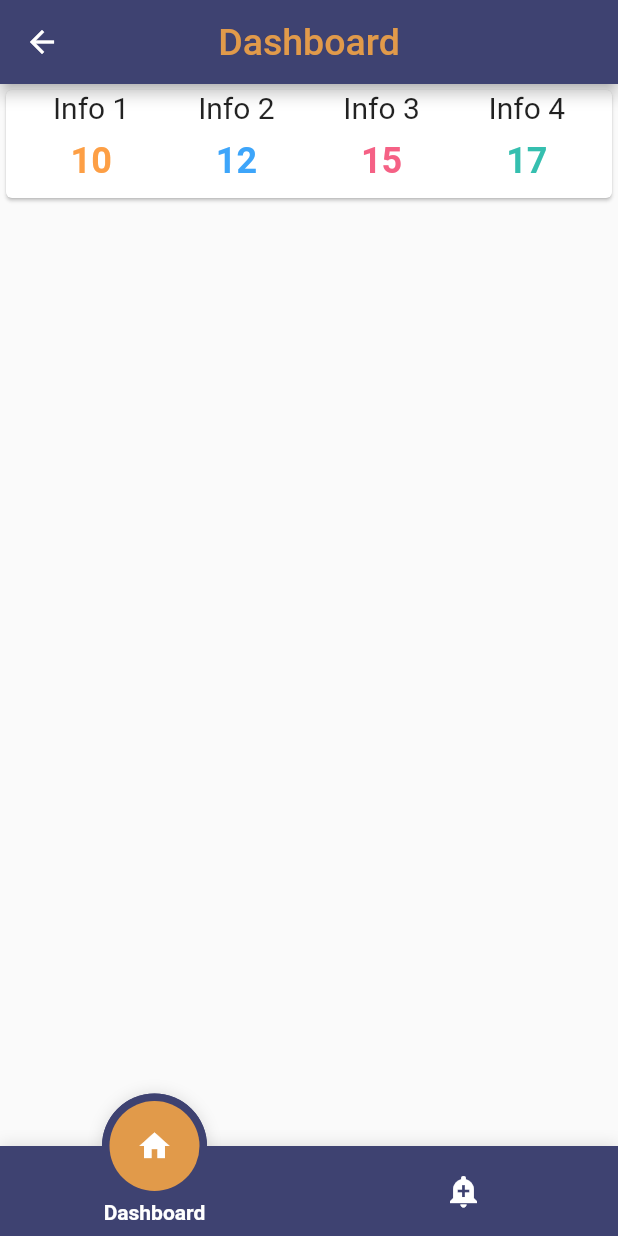
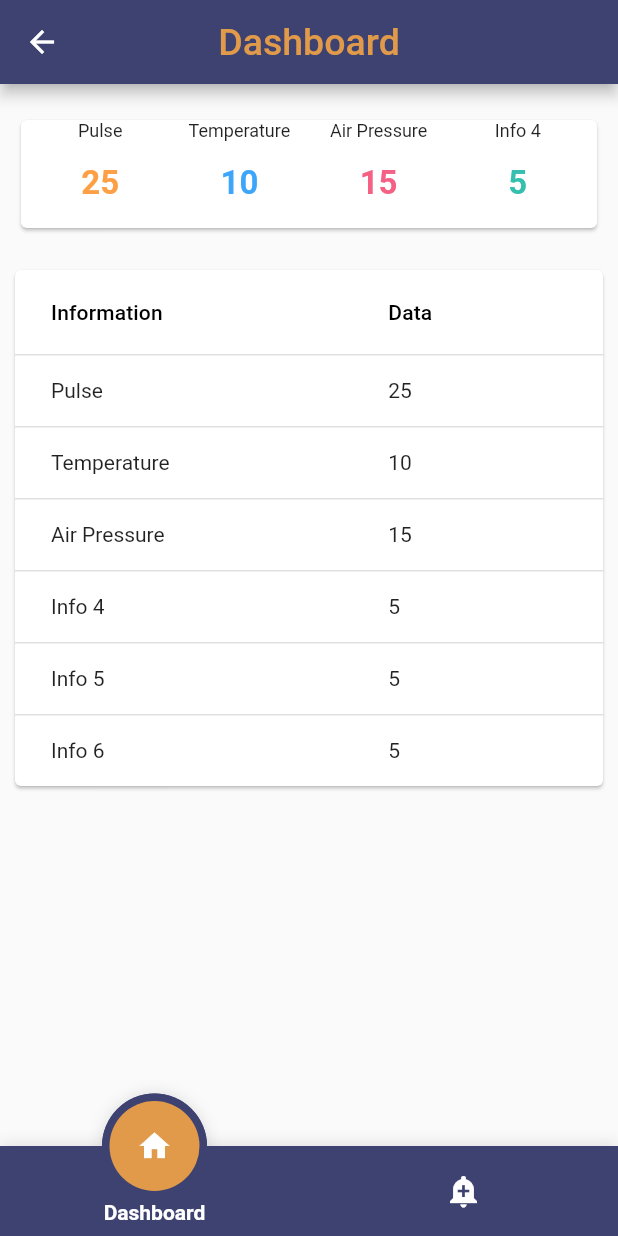
Before and after one commit to Egomination/quela, a Flutter app: the PatientDashboard screen opened by its route, on a phone screen of 412 x 824 dp. Run offline on Flutter 3.47's test engine with Material 2 defaults, Android fonts, the phone set to English and light mode, and no system bars; drawn by our look-alikes of fancy_bottom_navigation.

Commit message:
Information Table

```diff
--- a/lib/pages/patient/bottombar.dart
+++ b/lib/pages/patient/bottombar.dart
@@ -9,6 +9,7 @@ class PatientBottomBar extends StatefulWidget {
 }
 
 class _PatientBottomBarState extends State<PatientBottomBar> {
+  // FIXME: Local state. Needs to be global / state management
   int _currentPage = 0;
 
   @override
@@ -23,9 +24,9 @@ class _PatientBottomBarState extends State<PatientBottomBar> {
         setState(() {
           _currentPage = position;
           if (_currentPage == 0) {
-            Navigator.pushNamed(context, "/patient");
+            Navigator.pushReplacementNamed(context, "/patient");
           } else if (_currentPage == 1) {
-            Navigator.pushNamed(context, "/patient/alarms");
+            Navigator.pushReplacementNamed(context, "/patient/alarms");
           }
         });
       },
--- a/lib/pages/patient/dashboard.dart
+++ b/lib/pages/patient/dashboard.dart
@@ -1,17 +1,12 @@
 import 'package:flutter/material.dart';
+import 'package:quela/pages/patient/mock_data.dart';
 
 import 'package:quela/utils/colour.dart';
 import 'package:quela/pages/patient/bottombar.dart';
+import 'package:quela/pages/patient/table.dart';
 
 class PatientDashboard extends StatelessWidget {
   PatientDashboard({Key key}) : super(key: key);
-
-  List<Map<String, dynamic>> _testData = [
-    {"title": "Info 1", "data": "10", "colour": "#FD9F45"},
-    {"title": "Info 2", "data": "12", "colour": "#3DA5FA"},
-    {"title": "Info 3", "data": "15", "colour": "#F56185"},
-    {"title": "Info 4", "data": "17", "colour": "#35BFAF"}
-  ];
 
   Widget patientAppBar() {
     return AppBar(
@@ -22,40 +17,62 @@ class PatientDashboard extends StatelessWidget {
     );
   }
 
-  Widget patientBody() {
+  Widget patientInformer() {
     return Container(
+      margin: EdgeInsets.only(top: 20.0, left: 10.0, right: 10.0),
       child: SizedBox(
         height: 80.0,
         child: Card(
           child: Row(
             mainAxisAlignment: MainAxisAlignment.spaceEvenly,
-            children: _testData
-                .map(
-                  (section) => Container(
+            children: patients.map(
+              (section) {
+                return Container(
                   width: 80.0,
                   child: Column(
                     children: <Widget>[
                       Text(
-                              section["title"],
-                              style: TextStyle(fontSize: 20.0),
+                        section.title,
+                        style: TextStyle(fontSize: 12.0),
                       ),
-                            SizedBox(height: 10),
+                      SizedBox(height: 15),
                       Text(
-                              section["data"],
+                        section.data,
                         style: TextStyle(
-                                fontSize: 24.0,
-                                color: HexColor(section["colour"]),
+                          fontSize: 22.0,
+                          color: HexColor(section.colour),
                           fontWeight: FontWeight.bold,
                         ),
                       ),
                     ],
                   ),
-                      ),
-                )
-                .toList(),
+                );
+              },
+            ).toList(),
           ),
         ),
       ),
+    );
+  }
+
+  Widget patientTable() {
+    return Container(
+      margin: EdgeInsets.only(top: 20.0),
+      child: SizedBox(
+        width: 400.0,
+        child: Card(
+          child: PatientDataTableSample(),
+        ),
+      ),
+    );
+  }
+
+  Widget patientBody() {
+    return Column(
+      children: <Widget>[
+        patientInformer(),
+        patientTable(),
+      ],
     );
   }
 
--- /dev/null
+++ b/lib/pages/patient/mock_data.dart
@@ -0,0 +1,47 @@
+class PatientInfo {
+  String title;
+  String data;
+  String colour;
+
+  PatientInfo({
+    this.title,
+    this.data,
+    this.colour,
+  });
+}
+
+// Important Info Section
+var patients = <PatientInfo>[
+  PatientInfo(title: "Pulse", data: "25", colour: "#FD9F45"),
+  PatientInfo(title: "Temperature", data: "10", colour: "#3DA5FA"),
+  PatientInfo(title: "Air Pressure", data: "15", colour: "#F56185"),
+  PatientInfo(title: "Info 4", data: "5", colour: "#35BFAF"),
+];
+
+// All Info Section
+var patients2 = <PatientInfo>[
+  PatientInfo(
+    title: "Pulse",
+    data: "25",
+  ),
+  PatientInfo(
+    title: "Temperature",
+    data: "10",
+  ),
+  PatientInfo(
+    title: "Air Pressure",
+    data: "15",
+  ),
+  PatientInfo(
+    title: "Info 4",
+    data: "5",
+  ),
+  PatientInfo(
+    title: "Info 5",
+    data: "5",
+  ),
+  PatientInfo(
+    title: "Info 6",
+    data: "5",
+  ),
+];
--- /dev/null
+++ b/lib/pages/patient/table.dart
@@ -0,0 +1,43 @@
+import 'package:flutter/material.dart';
+import 'package:quela/pages/patient/mock_data.dart';
+
+class PatientDataTableSample extends StatefulWidget {
+  @override
+  _PatientDataTableSampleState createState() => _PatientDataTableSampleState();
+}
+
+class _PatientDataTableSampleState extends State<PatientDataTableSample> {
+  @override
+  Widget build(BuildContext context) {
+    return DataTable(
+      sortAscending: true,
+      columns: <DataColumn>[
+        DataColumn(
+          label: Text("Information"),
+        ),
+        DataColumn(
+          label: Text("Data"),
+        ),
+      ],
+      rows: patients2
+          .map(
+            (info) => DataRow(
+                  // NOTE: Old return gives error for cells
+                  // Arrow function causes indent bug for map
+                  cells: [
+                    DataCell(
+                      Text(info.title),
+                      placeholder: false,
+                    ),
+                    DataCell(
+                      Text(info.data),
+                      placeholder: false,
+                      //onTap: _getSelectedRowInfo,
+                    ),
+                  ],
+                ),
+          )
+          .toList(),
+    );
+  }
+}
```
Lines whose indentation alone changed are shown as unchanged.
